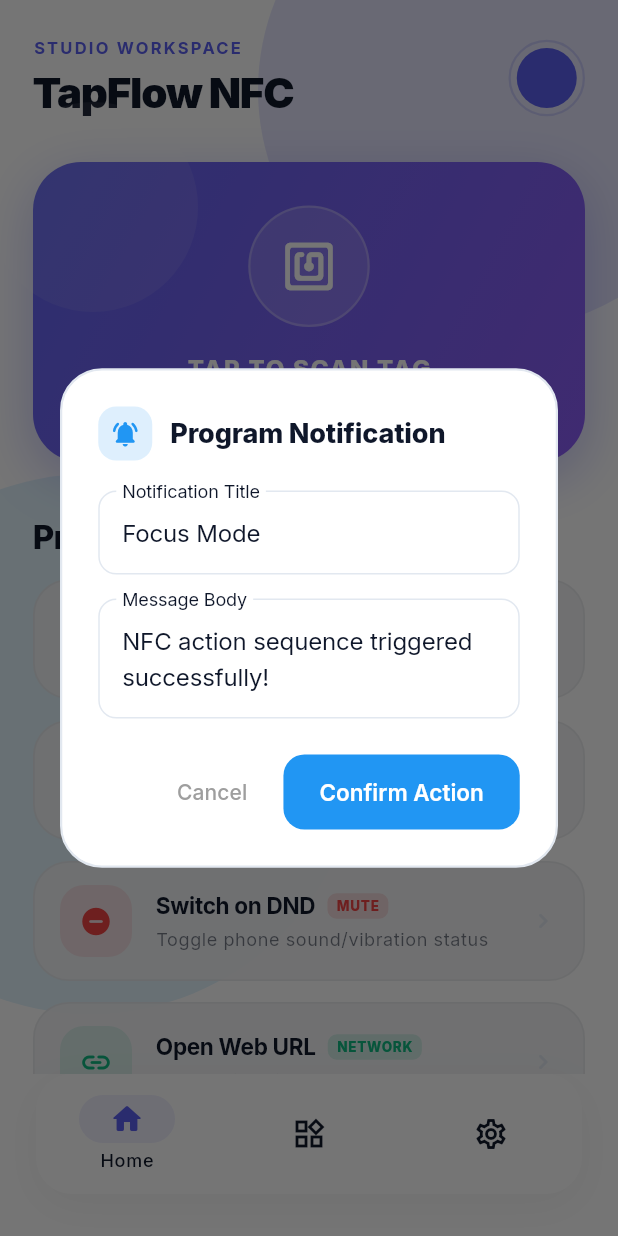
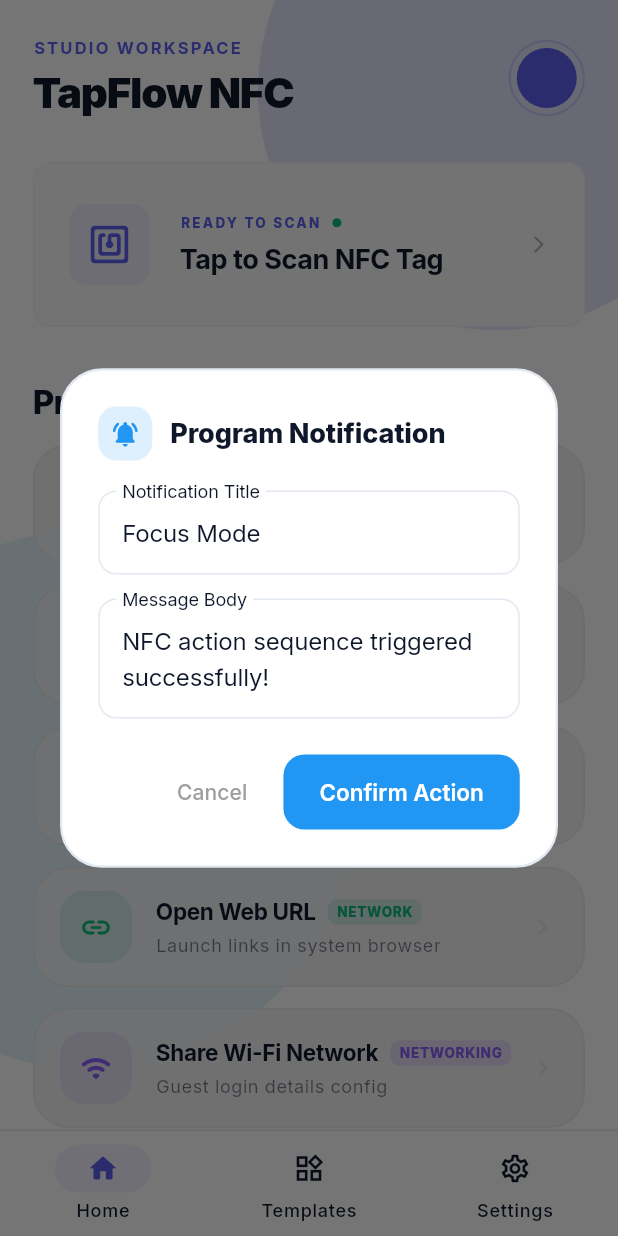
Before and after one commit to asterhyphen/nfc-write, a Flutter app: the screen it shows after launch, after a tap on "Trigger Notification", on a phone screen of 412 x 824 dp. Run offline on Flutter 3.47's test engine with Material 3 defaults, Android fonts, the phone set to English and light mode, and no system bars; drawn by our look-alikes of flutter_animate; our stand-ins replace flutter_riverpod, freezed_annotation, go_router, google_fonts, riverpod_annotation, shared_preferences; missing offline and left inert: flutter_ringtone_player, ndef_record, nfc_manager; generated files the repository leaves out were written again.

Commit message:
Complete visual redesign with modern sleek pills, flat layout backgrounds, anchored bottom navigation, and low-radius card corners, removing the bubble aesthetics

```diff
--- a/lib/core/theme/app_theme.dart
+++ b/lib/core/theme/app_theme.dart
@@ -55,7 +55,7 @@ class AppTheme {
         iconTheme: IconThemeData(color: Color(0xFF0F172A)),
       ),
       chipTheme: ChipThemeData(
-        shape: RoundedRectangleBorder(borderRadius: BorderRadius.circular(12)),
+        shape: RoundedRectangleBorder(borderRadius: BorderRadius.circular(8)),
         side: const BorderSide(color: Color(0xFFE2E8F0)),
         backgroundColor: const Color(0xFFF8FAFC),
         selectedColor: blurple.withValues(alpha: 0.1),
@@ -64,14 +64,14 @@ class AppTheme {
       cardTheme: CardThemeData(
         elevation: 0,
         shape: RoundedRectangleBorder(
-          borderRadius: BorderRadius.circular(20),
+          borderRadius: BorderRadius.circular(12),
           side: const BorderSide(color: Color(0xFFF1F5F9)),
         ),
         color: const Color(0xFFFAFAFB),
       ),
       dialogTheme: DialogThemeData(
         backgroundColor: const Color(0xFFFFFFFF),
-        shape: RoundedRectangleBorder(borderRadius: BorderRadius.circular(24)),
+        shape: RoundedRectangleBorder(borderRadius: BorderRadius.circular(16)),
       ),
       filledButtonTheme: FilledButtonThemeData(
         style: FilledButton.styleFrom(
@@ -80,7 +80,7 @@ class AppTheme {
           foregroundColor: Colors.white,
           padding: const EdgeInsets.symmetric(horizontal: 24, vertical: 16),
           shape: RoundedRectangleBorder(
-            borderRadius: BorderRadius.circular(16),
+            borderRadius: BorderRadius.circular(12),
           ),
           textStyle: GoogleFonts.inter(
             fontWeight: FontWeight.w600,
@@ -94,7 +94,7 @@ class AppTheme {
           side: const BorderSide(color: Color(0xFFE2E8F0)),
           padding: const EdgeInsets.symmetric(horizontal: 24, vertical: 16),
           shape: RoundedRectangleBorder(
-            borderRadius: BorderRadius.circular(16),
+            borderRadius: BorderRadius.circular(12),
           ),
           textStyle: GoogleFonts.inter(
             fontWeight: FontWeight.w600,
@@ -158,7 +158,7 @@ class AppTheme {
         iconTheme: IconThemeData(color: Color(0xFFF8FAFC)),
       ),
       chipTheme: ChipThemeData(
-        shape: RoundedRectangleBorder(borderRadius: BorderRadius.circular(12)),
+        shape: RoundedRectangleBorder(borderRadius: BorderRadius.circular(8)),
         side: const BorderSide(color: Color(0xFF1E293B)),
         backgroundColor: const Color(0xFF0F172A),
         selectedColor: blurpleLight.withValues(alpha: 0.15),
@@ -167,14 +167,14 @@ class AppTheme {
       cardTheme: CardThemeData(
         elevation: 0,
         shape: RoundedRectangleBorder(
-          borderRadius: BorderRadius.circular(20),
+          borderRadius: BorderRadius.circular(12),
           side: const BorderSide(color: Color(0xFF1E293B)),
         ),
         color: const Color(0xFF0E111A),
       ),
       dialogTheme: DialogThemeData(
         backgroundColor: const Color(0xFF0E111A),
-        shape: RoundedRectangleBorder(borderRadius: BorderRadius.circular(24)),
+        shape: RoundedRectangleBorder(borderRadius: BorderRadius.circular(16)),
       ),
       filledButtonTheme: FilledButtonThemeData(
         style: FilledButton.styleFrom(
@@ -183,7 +183,7 @@ class AppTheme {
           foregroundColor: const Color(0xFF020205),
           padding: const EdgeInsets.symmetric(horizontal: 24, vertical: 16),
           shape: RoundedRectangleBorder(
-            borderRadius: BorderRadius.circular(16),
+            borderRadius: BorderRadius.circular(12),
           ),
           textStyle: GoogleFonts.inter(
             fontWeight: FontWeight.w600,
@@ -197,7 +197,7 @@ class AppTheme {
           side: const BorderSide(color: Color(0xFF1E293B)),
           padding: const EdgeInsets.symmetric(horizontal: 24, vertical: 16),
           shape: RoundedRectangleBorder(
-            borderRadius: BorderRadius.circular(16),
+            borderRadius: BorderRadius.circular(12),
           ),
           textStyle: GoogleFonts.inter(
             fontWeight: FontWeight.w600,
--- a/lib/core/widgets/glass_card.dart
+++ b/lib/core/widgets/glass_card.dart
@@ -13,10 +13,10 @@ class GlassCard extends StatelessWidget {
   const GlassCard({
     super.key,
     required this.child,
-    this.borderRadius = 20.0,
+    this.borderRadius = 12.0, // Sleek, modern border radius
     this.padding = const EdgeInsets.all(20.0),
-    this.blur = 16.0,
-    this.opacity = 0.4,
+    this.blur = 8.0,
+    this.opacity = 0.65,
   });
 
   @override
@@ -30,10 +30,10 @@ class GlassCard extends StatelessWidget {
         boxShadow: [
           BoxShadow(
             color: isDark
-                ? Colors.black.withValues(alpha: 0.3)
-                : colorScheme.shadow.withValues(alpha: 0.06),
-            blurRadius: 24,
-            offset: const Offset(0, 8),
+                ? Colors.black.withValues(alpha: 0.15)
+                : colorScheme.shadow.withValues(alpha: 0.03),
+            blurRadius: 16,
+            offset: const Offset(0, 4),
           ),
         ],
       ),
@@ -44,14 +44,12 @@ class GlassCard extends StatelessWidget {
           child: Container(
             padding: padding,
             decoration: BoxDecoration(
-              color: (isDark ? const Color(0xFF1E293B) : colorScheme.surface)
+              color: (isDark ? const Color(0xFF0E111A) : Colors.white)
                   .withValues(alpha: opacity),
               borderRadius: BorderRadius.circular(borderRadius),
               border: Border.all(
-                color: (isDark
-                    ? Colors.white.withValues(alpha: 0.08)
-                    : colorScheme.onSurface.withValues(alpha: 0.08)),
-                width: 1.2,
+                color: colorScheme.outline,
+                width: 1.0,
               ),
             ),
             child: child,
--- a/lib/features/dashboard/presentation/dashboard_screen.dart
+++ b/lib/features/dashboard/presentation/dashboard_screen.dart
@@ -45,46 +45,42 @@ class _DashboardScreenState extends ConsumerState<DashboardScreen> {
         child: IndexedStack(index: _currentIndex, children: _tabs),
       ),
       bottomNavigationBar: Container(
-        margin: const EdgeInsets.fromLTRB(24, 0, 24, 28),
         decoration: BoxDecoration(
-          borderRadius: BorderRadius.circular(24),
-          boxShadow: [
-            BoxShadow(
-              color: Colors.black.withValues(alpha: isDark ? 0.3 : 0.04),
-              blurRadius: 24,
-              offset: const Offset(0, 8),
+          color: isDark ? const Color(0xFF0E111A) : Colors.white,
+          border: Border(
+            top: BorderSide(
+              color: cs.outline,
+              width: 1.0,
             ),
-          ],
           ),
-        child: ClipRRect(
-          borderRadius: BorderRadius.circular(24),
+        ),
         child: NavigationBar(
           backgroundColor: isDark ? const Color(0xFF0E111A) : Colors.white,
           elevation: 0,
+          height: 70,
           selectedIndex: _currentIndex,
           onDestinationSelected: (i) => setState(() => _currentIndex = i),
-            labelBehavior: NavigationDestinationLabelBehavior.onlyShowSelected,
-            indicatorColor: cs.primary.withValues(alpha: 0.1),
+          labelBehavior: NavigationDestinationLabelBehavior.alwaysShow,
+          indicatorColor: cs.primary.withValues(alpha: 0.08),
           destinations: [
             NavigationDestination(
-                icon: const Icon(Icons.home_outlined),
-                selectedIcon: Icon(Icons.home_rounded, color: cs.primary),
+              icon: const Icon(Icons.home_outlined, size: 22),
+              selectedIcon: Icon(Icons.home_rounded, size: 22, color: cs.primary),
               label: 'Home',
             ),
             NavigationDestination(
-                icon: const Icon(Icons.widgets_outlined),
-                selectedIcon: Icon(Icons.widgets_rounded, color: cs.primary),
+              icon: const Icon(Icons.widgets_outlined, size: 22),
+              selectedIcon: Icon(Icons.widgets_rounded, size: 22, color: cs.primary),
               label: 'Templates',
             ),
             NavigationDestination(
-                icon: const Icon(Icons.settings_outlined),
-                selectedIcon: Icon(Icons.settings_rounded, color: cs.primary),
+              icon: const Icon(Icons.settings_outlined, size: 22),
+              selectedIcon: Icon(Icons.settings_rounded, size: 22, color: cs.primary),
               label: 'Settings',
             ),
           ],
         ),
       ),
-      ),
     );
   }
 }
--- a/lib/features/dashboard/presentation/home_tab.dart
+++ b/lib/features/dashboard/presentation/home_tab.dart
@@ -15,7 +15,6 @@ class HomeDashboardTab extends ConsumerWidget {
   @override
   Widget build(BuildContext context, WidgetRef ref) {
     final cs = Theme.of(context).colorScheme;
-    final isDark = cs.brightness == Brightness.dark;
 
     return Scaffold(
       backgroundColor: Colors.transparent,
@@ -99,89 +98,50 @@ class HomeDashboardTab extends ConsumerWidget {
 
                   const SizedBox(height: 28),
 
-                  // ── Premium Pulsating Scan NFC Tag Button ────────────────────
-                  Center(
-                    child: GestureDetector(
+                  // ── Premium Sleek Scan NFC Card ────────────────────
+                  Card(
+                    elevation: 0,
+                    margin: EdgeInsets.zero,
+                    child: InkWell(
+                      borderRadius: BorderRadius.circular(16),
                       onTap: () => _openScanSheet(context, ref),
-                      child: Container(
-                        width: double.infinity,
-                        height: 200,
-                        decoration: BoxDecoration(
-                          borderRadius: BorderRadius.circular(32),
-                          gradient: LinearGradient(
-                            colors: isDark
-                                ? [const Color(0xFF4F46E5), const Color(0xFF7C3AED)]
-                                : [const Color(0xFF6366F1), const Color(0xFF8B5CF6)],
-                            begin: Alignment.topLeft,
-                            end: Alignment.bottomRight,
-                          ),
-                          boxShadow: [
-                            BoxShadow(
-                              color: cs.primary.withValues(alpha: 0.35),
-                              blurRadius: 30,
-                              offset: const Offset(0, 10),
-                            ),
-                          ],
-                        ),
-                        child: Stack(
-                          clipBehavior: Clip.none,
+                      child: Padding(
+                        padding: const EdgeInsets.symmetric(horizontal: 24, vertical: 28),
+                        child: Row(
                           children: [
-                            // Glass shine wave lines
-                            Positioned(
-                              top: -40,
-                              left: -30,
-                              child: Container(
-                                width: 140,
-                                height: 140,
-                                decoration: BoxDecoration(
-                                  shape: BoxShape.circle,
-                                  color: Colors.white.withValues(alpha: 0.08),
-                                ),
+                            Container(
+                              padding: const EdgeInsets.all(12),
+                              decoration: BoxDecoration(
+                                color: cs.primary.withValues(alpha: 0.08),
+                                borderRadius: BorderRadius.circular(12),
+                              ),
+                              child: Icon(
+                                Icons.nfc_rounded,
+                                color: cs.primary,
+                                size: 30,
                               ),
                             ),
-                            // Content
-                            Center(
+                            const SizedBox(width: 20),
+                            Expanded(
                               child: Column(
-                                mainAxisAlignment: MainAxisAlignment.center,
+                                crossAxisAlignment: CrossAxisAlignment.start,
                                 children: [
-                                  // Morphing wave icon
-                                  Container(
-                                    padding: const EdgeInsets.all(20),
-                                    decoration: BoxDecoration(
-                                      color: Colors.white.withValues(alpha: 0.16),
-                                      shape: BoxShape.circle,
-                                      border: Border.all(
-                                        color: Colors.white.withValues(alpha: 0.25),
-                                        width: 1.5,
+                                  Row(
+                                    children: [
+                                      Text(
+                                        'READY TO SCAN',
+                                        style: TextStyle(
+                                          fontSize: 9,
+                                          fontWeight: FontWeight.w800,
+                                          color: cs.primary,
+                                          letterSpacing: 1.5,
+                                        ),
                                       ),
-                                    ),
-                                    child: const Icon(
-                                      Icons.nfc_rounded,
-                                      color: Colors.white,
-                                      size: 38,
-                                    ),
-                                  ).animate(onPlay: (c) => c.repeat()).shimmer(
-                                        duration: 1800.ms,
-                                        color: Colors.white.withValues(alpha: 0.4),
-                                      ),
-                                  const SizedBox(height: 16),
-                                  const Text(
-                                    'TAP TO SCAN TAG',
-                                    style: TextStyle(
-                                      color: Colors.white,
-                                      fontWeight: FontWeight.w800,
-                                      fontSize: 16,
-                                      letterSpacing: 1.2,
-                                    ),
-                                  ),
-                                  const SizedBox(height: 6),
-                                  // Pulsing status dot
-                                  Row(
-                                    mainAxisSize: MainAxisSize.min,
-                                    children: [
+                                      const SizedBox(width: 8),
+                                      // Pulsing status dot
                                       Container(
-                                        width: 8,
-                                        height: 8,
+                                        width: 6,
+                                        height: 6,
                                         decoration: const BoxDecoration(
                                           shape: BoxShape.circle,
                                           color: Color(0xFF10B981),
@@ -192,25 +152,30 @@ class HomeDashboardTab extends ConsumerWidget {
                                             duration: 800.ms,
                                             curve: Curves.easeOut,
                                           ),
-                                      const SizedBox(width: 8),
-                                      const Text(
-                                        'Ready to Scan',
-                                        style: TextStyle(
-                                          color: Colors.white70,
-                                          fontSize: 12,
-                                          fontWeight: FontWeight.w600,
+                                    ],
+                                  ),
+                                  const SizedBox(height: 6),
+                                  Text(
+                                    'Tap to Scan NFC Tag',
+                                    style: Theme.of(context).textTheme.titleLarge?.copyWith(
+                                          fontSize: 18,
+                                          fontWeight: FontWeight.bold,
+                                          letterSpacing: -0.3,
                                         ),
-                                      ),
-                                    ],
                                   ),
                                 ],
                               ),
+                            ),
+                            Icon(
+                              Icons.arrow_forward_ios_rounded,
+                              size: 14,
+                              color: cs.onSurface.withValues(alpha: 0.35),
                             ),
                           ],
                         ),
                       ),
                     ),
-                  ).animate().fadeIn(delay: 200.ms).scale(begin: const Offset(0.96, 0.96)),
+                  ).animate().fadeIn(delay: 200.ms).slideY(begin: 0.05),
 
                   const SizedBox(height: 36),
 
```
Lines whose indentation alone changed are shown as unchanged.
